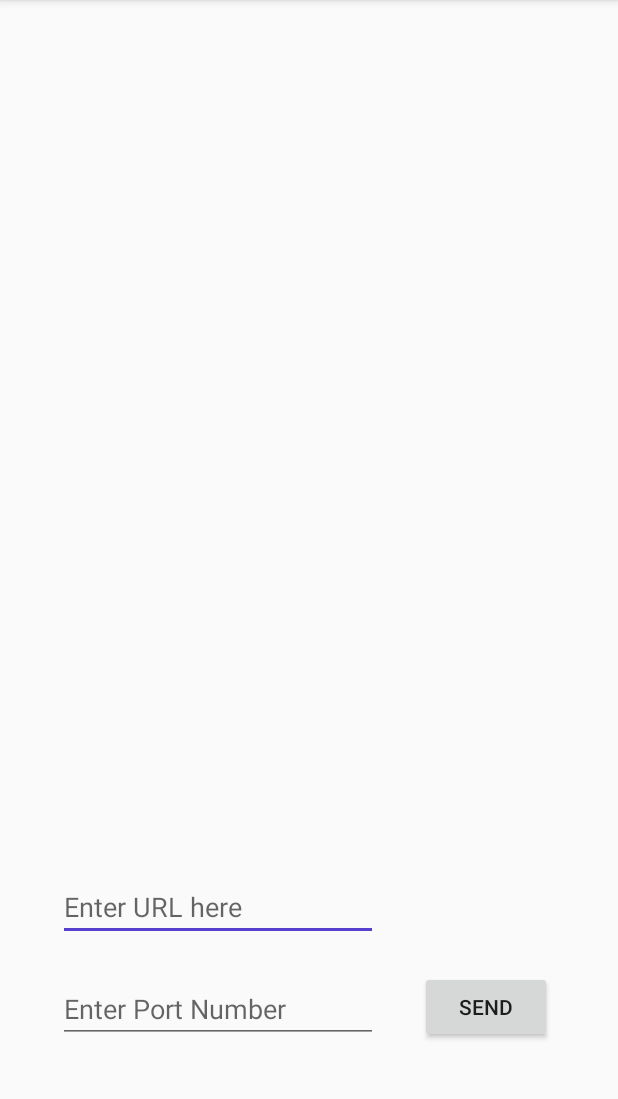
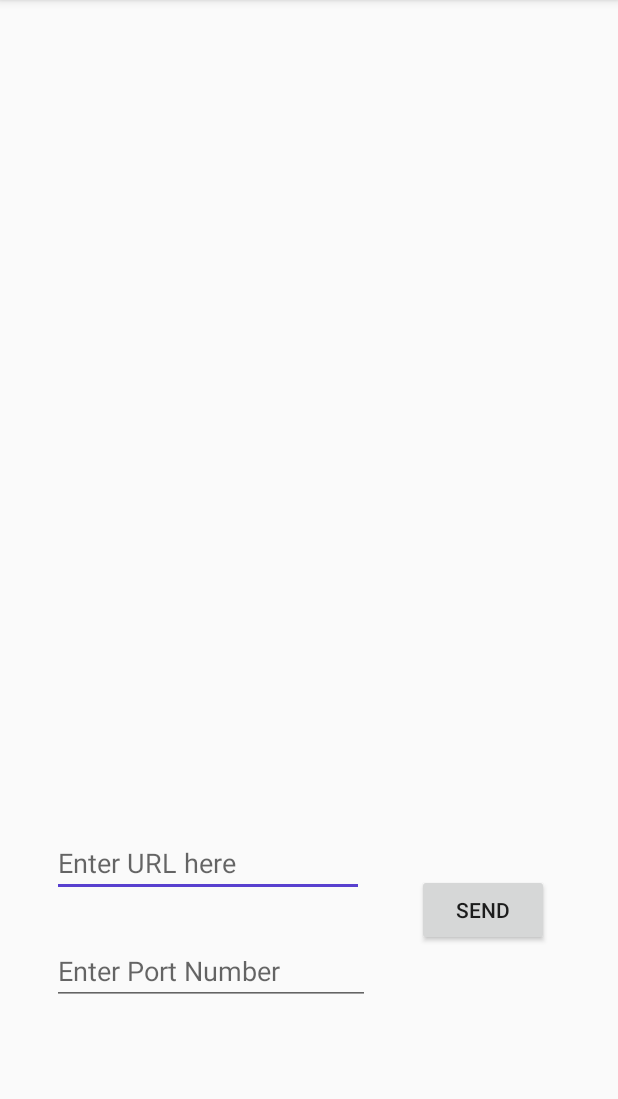
Before and after one commit to sudhamsugurijala/Facial-Reconstruction, an Android app: the MorphActivity screen opened directly, with no data from a screen before it, on a phone screen of 412 x 824 dp, the part 84-1183 px from its top. Run offline under Robolectric (Android 15) with nearby library versions, the light colour scheme and no system bars; 2 statements that could not run were skipped.

Commit message:
some improvements

```diff
--- a/app/src/main/AndroidManifest.xml
+++ b/app/src/main/AndroidManifest.xml
@@ -5,6 +5,7 @@
     <uses-feature  android:name="android.hardware.camera2"
         android:required="true"/>
     <uses-permission android:name="android.permission.READ_EXTERNAL_STORAGE"/>
+    <uses-permission android:name="android.permission.INTERNET"/>
     <application
         android:allowBackup="true"
         android:icon="@mipmap/ic_launcher"
--- a/app/src/main/res/layout/activity_main.xml
+++ b/app/src/main/res/layout/activity_main.xml
@@ -89,6 +89,7 @@
         android:layout_marginRight="85dp"
         android:layout_marginBottom="43dp"
         android:text="Note: If gallery is used, please ensure your picture is not more than  300KB"
+        android:textColor="#4CAF50"
         app:layout_constraintBottom_toBottomOf="parent"
         app:layout_constraintEnd_toEndOf="parent"
         app:layout_constraintHorizontal_bias="0.0"
--- a/app/src/main/res/layout/morph.xml
+++ b/app/src/main/res/layout/morph.xml
@@ -21,57 +21,69 @@
 
     <EditText
         android:id="@+id/editText2"
-        android:layout_width="wrap_content"
-        android:layout_height="wrap_content"
-        android:layout_marginStart="38dp"
-        android:layout_marginLeft="38dp"
-        android:layout_marginTop="85dp"
-        android:layout_marginEnd="160dp"
-        android:layout_marginRight="160dp"
-        android:layout_marginBottom="123dp"
+        android:layout_width="208dp"
+        android:layout_height="41dp"
+        android:layout_marginStart="34dp"
+        android:layout_marginLeft="34dp"
+        android:layout_marginTop="59dp"
+        android:layout_marginEnd="35dp"
+        android:layout_marginRight="35dp"
+        android:layout_marginBottom="16dp"
         android:ems="10"
         android:hint="Enter URL here"
         android:inputType="textPersonName"
-        app:layout_constraintBottom_toBottomOf="parent"
-        app:layout_constraintEnd_toEndOf="parent"
+        app:layout_constraintBottom_toTopOf="@+id/portNummorph"
+        app:layout_constraintEnd_toStartOf="@+id/button4"
         app:layout_constraintStart_toStartOf="parent"
-        app:layout_constraintTop_toBottomOf="@+id/imageView"
-        app:layout_constraintVertical_bias="0.0" />
+        app:layout_constraintTop_toBottomOf="@+id/imageView" />
 
     <Button
         android:id="@+id/button4"
         android:layout_width="wrap_content"
         android:layout_height="wrap_content"
-        android:layout_marginStart="28dp"
-        android:layout_marginLeft="28dp"
-        android:layout_marginTop="141dp"
-        android:layout_marginEnd="44dp"
-        android:layout_marginRight="44dp"
-        android:layout_marginBottom="64dp"
+        android:layout_marginStart="277dp"
+        android:layout_marginLeft="277dp"
+        android:layout_marginTop="76dp"
+        android:layout_marginEnd="46dp"
+        android:layout_marginRight="46dp"
+        android:layout_marginBottom="128dp"
         android:text="Send"
-        android:onClick="connectServer"
         app:layout_constraintBottom_toBottomOf="parent"
         app:layout_constraintEnd_toEndOf="parent"
-        app:layout_constraintHorizontal_bias="0.0"
-        app:layout_constraintStart_toEndOf="@+id/portNummorph"
+        app:layout_constraintStart_toStartOf="parent"
         app:layout_constraintTop_toBottomOf="@+id/imageView" />
 
     <EditText
         android:id="@+id/portNummorph"
-        android:layout_width="wrap_content"
-        android:layout_height="wrap_content"
-        android:layout_marginStart="38dp"
-        android:layout_marginLeft="38dp"
-        android:layout_marginTop="14dp"
-        android:layout_marginEnd="160dp"
-        android:layout_marginRight="160dp"
-        android:layout_marginBottom="64dp"
+        android:layout_width="212dp"
+        android:layout_height="39dp"
+        android:layout_marginStart="34dp"
+        android:layout_marginLeft="34dp"
+        android:layout_marginTop="16dp"
+        android:layout_marginEnd="31dp"
+        android:layout_marginRight="31dp"
+        android:layout_marginBottom="97dp"
         android:ems="10"
         android:hint="Enter Port Number"
         android:inputType="textPersonName"
         app:layout_constraintBottom_toBottomOf="parent"
-        app:layout_constraintEnd_toEndOf="parent"
+        app:layout_constraintEnd_toStartOf="@+id/button4"
         app:layout_constraintStart_toStartOf="parent"
         app:layout_constraintTop_toBottomOf="@+id/editText2" />
 
+    <TextView
+        android:id="@+id/errorText"
+        android:layout_width="219dp"
+        android:layout_height="21dp"
+        android:layout_marginStart="96dp"
+        android:layout_marginLeft="96dp"
+        android:layout_marginTop="39dp"
+        android:layout_marginEnd="96dp"
+        android:layout_marginRight="96dp"
+        android:layout_marginBottom="32dp"
+        app:layout_constraintBottom_toBottomOf="parent"
+        app:layout_constraintEnd_toEndOf="parent"
+        app:layout_constraintStart_toStartOf="parent"
+        app:layout_constraintTop_toBottomOf="@+id/portNummorph" />
+
 </androidx.constraintlayout.widget.ConstraintLayout>
--- a/app/src/main/res/layout/result.xml
+++ b/app/src/main/res/layout/result.xml
@@ -49,6 +49,7 @@
         android:layout_marginRight="134dp"
         android:layout_marginBottom="31dp"
         android:text="RESULT"
+        android:textColor="#3F51B5"
         android:textSize="28sp"
         app:layout_constraintBottom_toTopOf="@+id/button5"
         app:layout_constraintEnd_toEndOf="parent"
```
Also changed, not shown: app/src/main/java/com/example/miniproject/MaskActivity.java (+26 -3 lines), app/src/main/java/com/example/miniproject/MorphActivity.java (+26 -3 lines), app/src/main/res/layout/mask.xml (+38 -23 lines).
